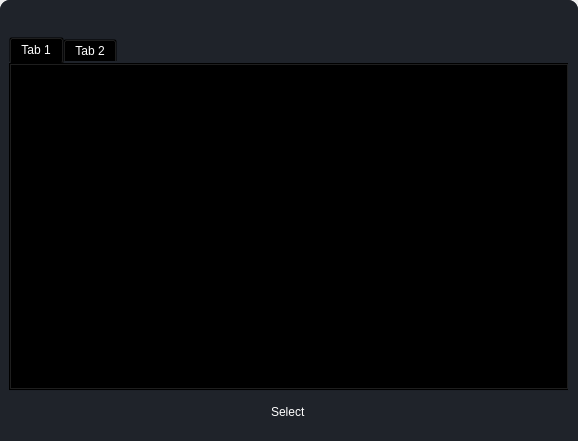
This is ui/dialogs/hero_selector_tab.ui in elian-olbz/mlbb-drafting-and-simulation-tools as Qt 5 draws it before an edit. The edited form follows.
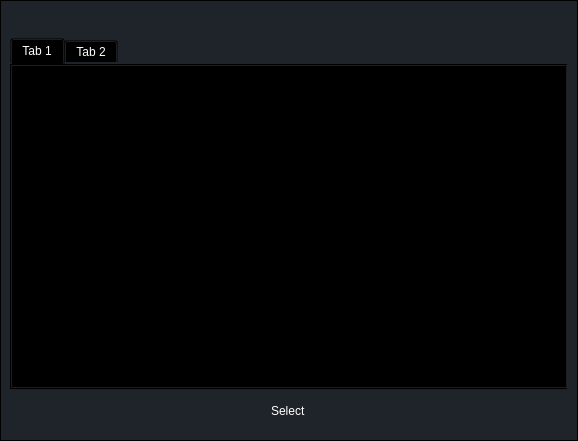
This is the edited form. Icons and pictures are not drawn.

What changed in the file:
```diff
--- a/ui/dialogs/hero_selector_tab.ui
+++ b/ui/dialogs/hero_selector_tab.ui
@@ -33,7 +33,8 @@
     <widget class="QFrame" name="drop_shadw">
      <property name="styleSheet">
       <string notr="true">background-color: qlineargradient(spread:pad, x1:0, y1:0, x2:1, y2:1, stop:0 rgba(35, 39, 46, 1), stop:0.521368 rgba(31, 35, 42, 1));
-border-radius: 10px;</string>
+
+</string>
      </property>
      <property name="frameShape">
       <enum>QFrame::StyledPanel</enum>
```
